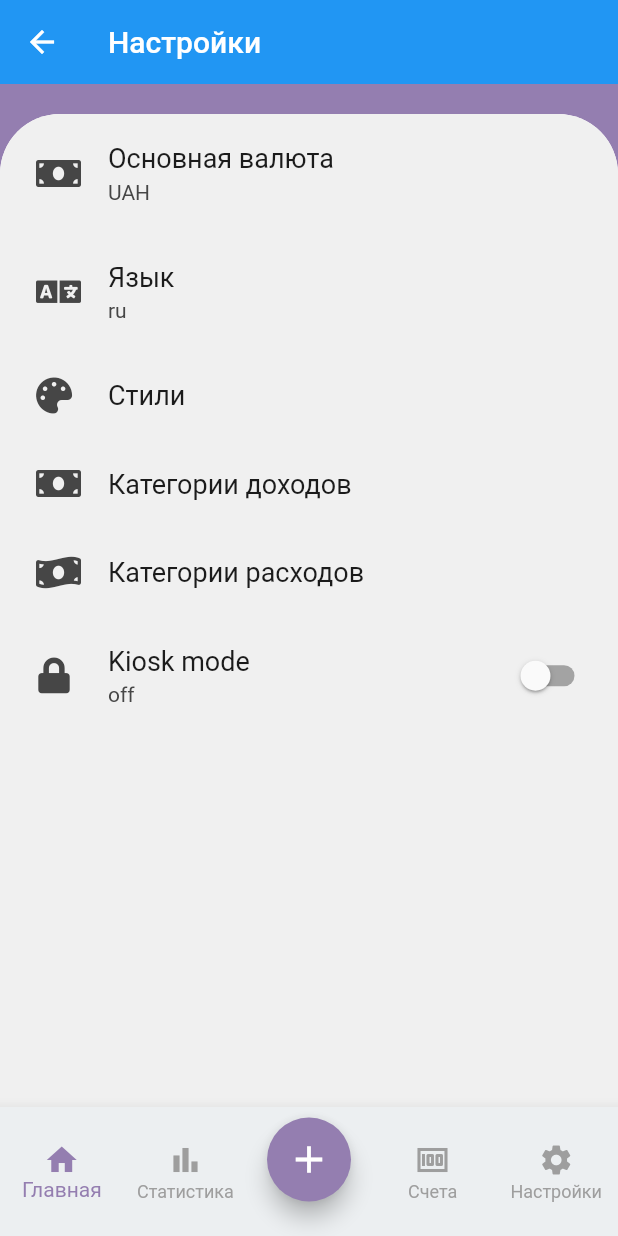
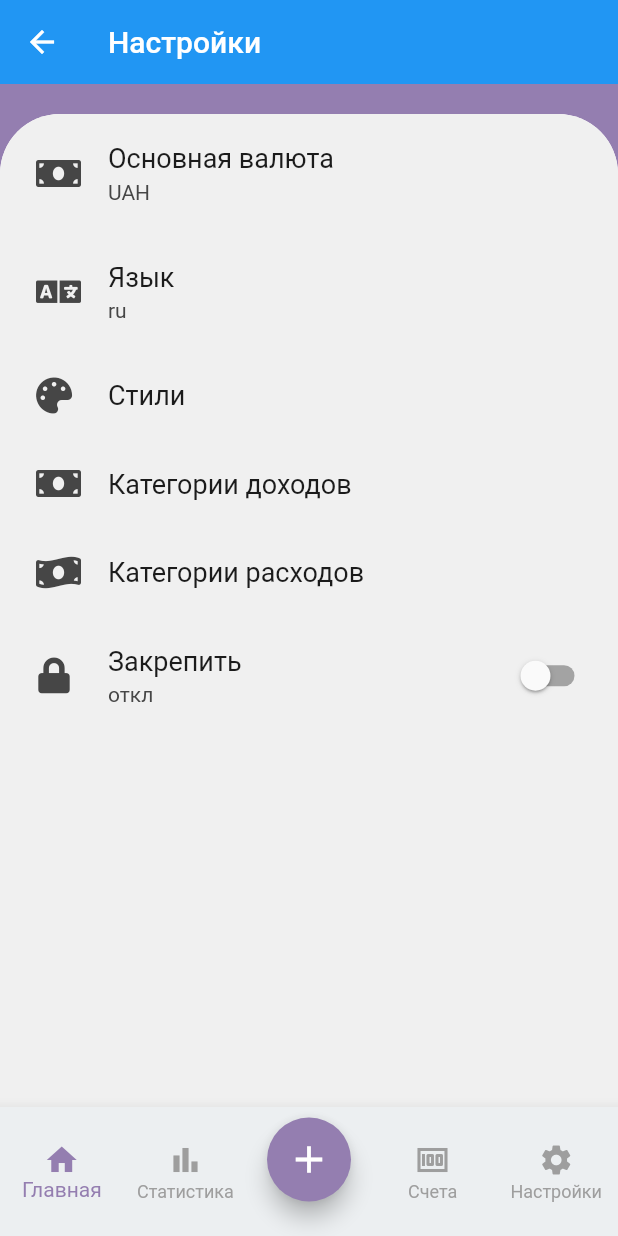
Before and after one commit to andreyvmokryj/internship-amplify-storage, a Flutter app: the SettingsPage screen opened by its route, on a phone screen of 412 x 824 dp. Run offline on Flutter 3.47's test engine with Material 2 defaults, Android fonts, the phone set to English and light mode, and no system bars; drawn by our look-alikes of settings_ui; our stand-ins replace auto_size_text, bloc, charts_flutter, contacts_service, csv, equatable and 18 more; missing offline and left inert: amplify_api, amplify_auth_cognito, amplify_authenticator, amplify_core, amplify_flutter, currency_picker and 3 more; accounts and stored records are empty.

Commit message:
fix: use localization for kiosk

```diff
--- a/lib/l10n/intl_en.arb
+++ b/lib/l10n/intl_en.arb
@@ -160,6 +160,9 @@
 
   "incomeCategoryTitle": "Income",
   "expensesCategoryTitle": "Expenses",
+  "kioskCategoryTitle": "Kiosk mode",
+  "kioskModeOn": "on",
+  "kioskModeOff": "off",
   "delete": "Delete",
   "edit": "Edit",
   "save": "Save",
--- a/lib/l10n/intl_ru.arb
+++ b/lib/l10n/intl_ru.arb
@@ -180,6 +180,9 @@
 
   "incomeCategoryTitle": "Категории доходов",
   "expensesCategoryTitle": "Категории расходов",
+  "kioskCategoryTitle": "Закрепить",
+  "kioskModeOn": "вкл",
+  "kioskModeOff": "откл",
   "delete": "Удалить",
   "edit": "Редактировать",
   "save": "Сохранить",
--- a/lib/ui/settings_components/settings_list.dart
+++ b/lib/ui/settings_components/settings_list.dart
@@ -62,9 +62,8 @@ class AppSettingsList extends StatelessWidget {
                     },
                   ),
                   SettingsTile(
-                    // title: Text(S.current.expensesCategoryTitle),
-                    title: Text("Kiosk mode"),
-                    description: Text(mode == KioskMode.enabled ? "on" : "off"),
+                    title: Text(S.current.kioskCategoryTitle),
+                    description: Text(mode == KioskMode.enabled ? S.current.kioskModeOn : S.current.kioskModeOff),
                     leading: Icon(FontAwesome5Solid.lock),
                     trailing: Switch(
                       value: mode == KioskMode.enabled,
```
Also changed, not shown: lib/generated/intl/messages_en.dart, lib/generated/intl/messages_ru.dart, lib/generated/l10n.dart.
